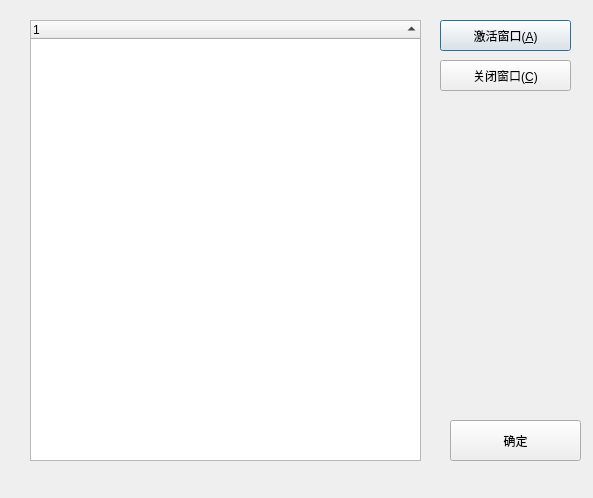
Before: the Qt Designer form ui/Windows.ui in ixlang/ixlang.github.io, drawn with Qt 5.
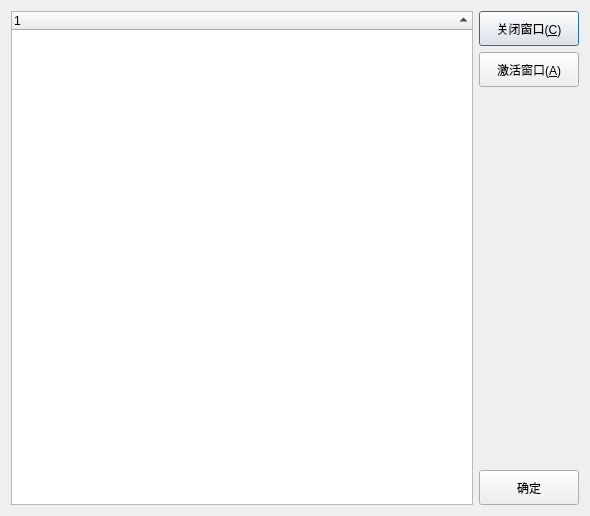
After: the same form once the commit is applied.

```diff
--- a/ui/Windows.ui
+++ b/ui/Windows.ui
@@ -6,8 +6,8 @@
    <rect>
     <x>0</x>
     <y>0</y>
-    <width>593</width>
-    <height>498</height>
+    <width>590</width>
+    <height>516</height>
    </rect>
   </property>
   <property name="windowTitle">
@@ -16,15 +16,9 @@
   <property name="windowOpacity">
    <double>1.000000000000000</double>
   </property>
+  <layout class="QHBoxLayout" name="horizontalLayout" stretch="1,0">
+   <item>
   <widget class="QTreeWidget" name="listWindow">
-   <property name="geometry">
-    <rect>
-     <x>30</x>
-     <y>20</y>
-     <width>391</width>
-     <height>441</height>
-    </rect>
-   </property>
    <property name="selectionMode">
     <enum>QAbstractItemView::MultiSelection</enum>
    </property>
@@ -37,45 +31,54 @@
     </property>
    </column>
   </widget>
-  <widget class="QPushButton" name="btnActive">
-   <property name="geometry">
-    <rect>
-     <x>440</x>
-     <y>20</y>
-     <width>131</width>
-     <height>31</height>
-    </rect>
-   </property>
-   <property name="text">
-    <string>激活窗口(&amp;A)</string>
-   </property>
-  </widget>
+   </item>
+   <item>
+    <layout class="QVBoxLayout" name="verticalLayout" stretch="0,0,1,0">
+     <item>
   <widget class="QPushButton" name="btnClose">
-   <property name="geometry">
-    <rect>
-     <x>440</x>
-     <y>60</y>
-     <width>131</width>
-     <height>31</height>
-    </rect>
+       <property name="minimumSize">
+        <size>
+         <width>100</width>
+         <height>35</height>
+        </size>
    </property>
    <property name="text">
     <string>关闭窗口(&amp;C)</string>
    </property>
   </widget>
+     </item>
+     <item>
+      <widget class="QPushButton" name="btnActive">
+       <property name="minimumSize">
+        <size>
+         <width>100</width>
+         <height>35</height>
+        </size>
+       </property>
+       <property name="text">
+        <string>激活窗口(&amp;A)</string>
+       </property>
+      </widget>
+     </item>
+     <item>
+      <widget class="QWidget" name="widget" native="true"/>
+     </item>
+     <item>
   <widget class="QPushButton" name="btnOk">
-   <property name="geometry">
-    <rect>
-     <x>450</x>
-     <y>420</y>
-     <width>131</width>
-     <height>41</height>
-    </rect>
+       <property name="minimumSize">
+        <size>
+         <width>100</width>
+         <height>35</height>
+        </size>
    </property>
    <property name="text">
     <string>确定</string>
    </property>
   </widget>
+     </item>
+    </layout>
+   </item>
+  </layout>
  </widget>
  <resources/>
  <connections/>
```
Lines whose indentation alone changed are shown as unchanged.
